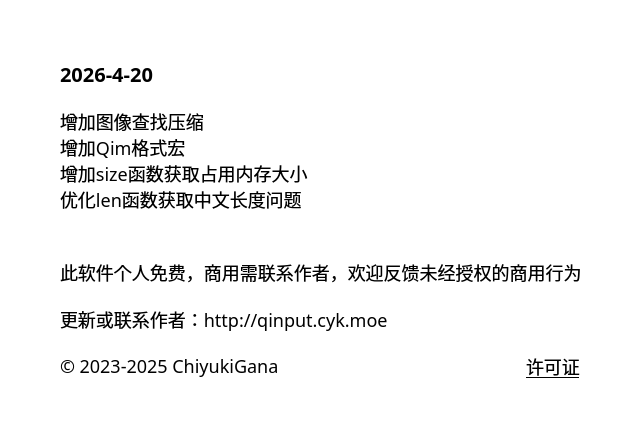
This is source/ui/AboutUi.ui in ChiyukiGana/Quickinput as Qt 5 draws it before an edit. The edited form follows.
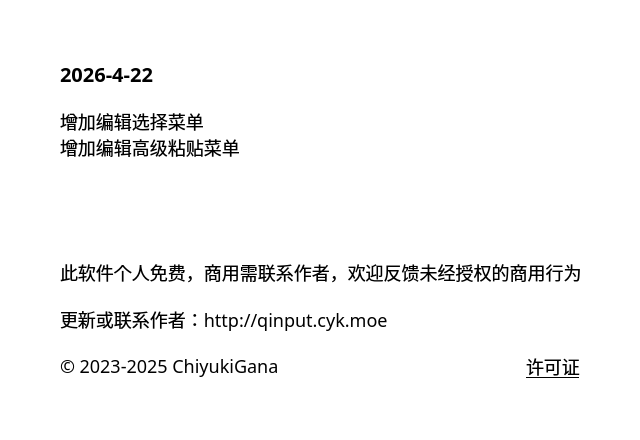
This is the edited form.

```diff
--- a/source/ui/AboutUi.ui
+++ b/source/ui/AboutUi.ui
@@ -69,7 +69,7 @@
       <string notr="true">font-size:20px</string>
      </property>
      <property name="text">
-      <string>2026-4-20</string>
+      <string>2026-4-22</string>
      </property>
      <property name="textFormat">
       <enum>Qt::TextFormat::PlainText</enum>
@@ -85,10 +85,8 @@
       </sizepolicy>
      </property>
      <property name="text">
-      <string>增加图像查找压缩
-增加Qim格式宏
-增加size函数获取占用内存大小
-优化len函数获取中文长度问题</string>
+      <string>增加编辑选择菜单
+增加编辑高级粘贴菜单</string>
      </property>
      <property name="textFormat">
       <enum>Qt::TextFormat::PlainText</enum>
```
